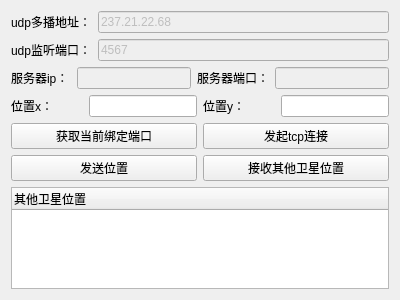
First picture: the form in client.ui, repository VictorySong/ls, before the edit.
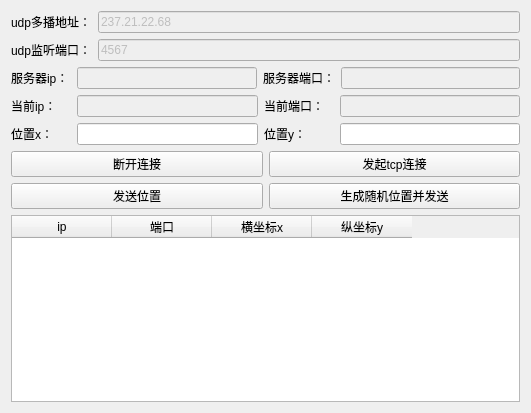
Second picture: the form after the edit.

```diff
--- a/client.ui
+++ b/client.ui
@@ -6,8 +6,8 @@
    <rect>
     <x>0</x>
     <y>0</y>
-    <width>400</width>
-    <height>300</height>
+    <width>531</width>
+    <height>413</height>
    </rect>
   </property>
   <property name="windowTitle">
@@ -114,13 +114,69 @@
        </item>
       </layout>
      </item>
+     <item>
+      <layout class="QHBoxLayout" name="horizontalLayout_7">
+       <item>
+        <widget class="QLabel" name="label_7">
+         <property name="sizePolicy">
+          <sizepolicy hsizetype="Minimum" vsizetype="Preferred">
+           <horstretch>0</horstretch>
+           <verstretch>0</verstretch>
+          </sizepolicy>
+         </property>
+         <property name="minimumSize">
+          <size>
+           <width>60</width>
+           <height>0</height>
+          </size>
+         </property>
+         <property name="text">
+          <string>当前ip：</string>
+         </property>
+        </widget>
+       </item>
+       <item>
+        <widget class="QLineEdit" name="localip">
+         <property name="enabled">
+          <bool>false</bool>
+         </property>
+        </widget>
+       </item>
+       <item>
+        <widget class="QLabel" name="label_8">
+         <property name="sizePolicy">
+          <sizepolicy hsizetype="Minimum" vsizetype="Preferred">
+           <horstretch>0</horstretch>
+           <verstretch>0</verstretch>
+          </sizepolicy>
+         </property>
+         <property name="minimumSize">
+          <size>
+           <width>70</width>
+           <height>0</height>
+          </size>
+         </property>
+         <property name="text">
+          <string>当前端口：</string>
+         </property>
+        </widget>
+       </item>
+       <item>
+        <widget class="QLineEdit" name="localport">
+         <property name="enabled">
+          <bool>false</bool>
+         </property>
+        </widget>
+       </item>
+      </layout>
+     </item>
      <item>
       <layout class="QHBoxLayout" name="horizontalLayout_2">
        <item>
         <widget class="QLabel" name="label_3">
          <property name="sizePolicy">
           <sizepolicy hsizetype="Minimum" vsizetype="Preferred">
-           <horstretch>18</horstretch>
+           <horstretch>0</horstretch>
            <verstretch>0</verstretch>
           </sizepolicy>
          </property>
@@ -142,7 +198,7 @@
         <widget class="QLabel" name="label_4">
          <property name="sizePolicy">
           <sizepolicy hsizetype="Minimum" vsizetype="Preferred">
-           <horstretch>18</horstretch>
+           <horstretch>0</horstretch>
            <verstretch>0</verstretch>
           </sizepolicy>
          </property>
@@ -167,7 +223,7 @@
        <item>
         <widget class="QPushButton" name="pushButton_2">
          <property name="text">
-          <string>获取当前绑定端口</string>
+          <string>断开连接</string>
          </property>
         </widget>
        </item>
@@ -192,17 +248,32 @@
        <item>
         <widget class="QPushButton" name="pushButton_4">
          <property name="text">
-          <string>接收其他卫星位置</string>
+          <string>生成随机位置并发送</string>
          </property>
         </widget>
        </item>
       </layout>
      </item>
      <item>
-      <widget class="QTreeWidget" name="treeWidget">
+      <widget class="QTableWidget" name="tableWidget">
        <column>
         <property name="text">
-         <string>其他卫星位置</string>
+         <string>ip</string>
+        </property>
+       </column>
+       <column>
+        <property name="text">
+         <string>端口</string>
+        </property>
+       </column>
+       <column>
+        <property name="text">
+         <string>横坐标x</string>
+        </property>
+       </column>
+       <column>
+        <property name="text">
+         <string>纵坐标y</string>
         </property>
        </column>
       </widget>
```
